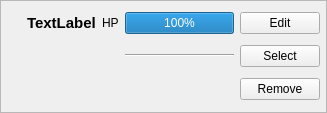
Above: app/view/forms/bosspanel.ui from r0nd0ud0u/qt-rpg before the change. Below: the same form after it.
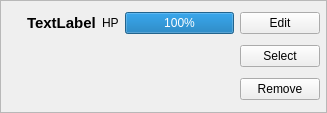
That is the form after the change. Custom widgets are drawn as their Qt base class.

What changed in the file:
```diff
--- a/app/view/forms/bosspanel.ui
+++ b/app/view/forms/bosspanel.ui
@@ -125,13 +125,6 @@
            </property>
           </widget>
          </item>
-         <item row="1" column="3">
-          <widget class="Line" name="line">
-           <property name="orientation">
-            <enum>Qt::Horizontal</enum>
-           </property>
-          </widget>
-         </item>
          <item row="1" column="4">
           <widget class="CompSecondaryButton" name="selectPushButton">
            <property name="text">
```
